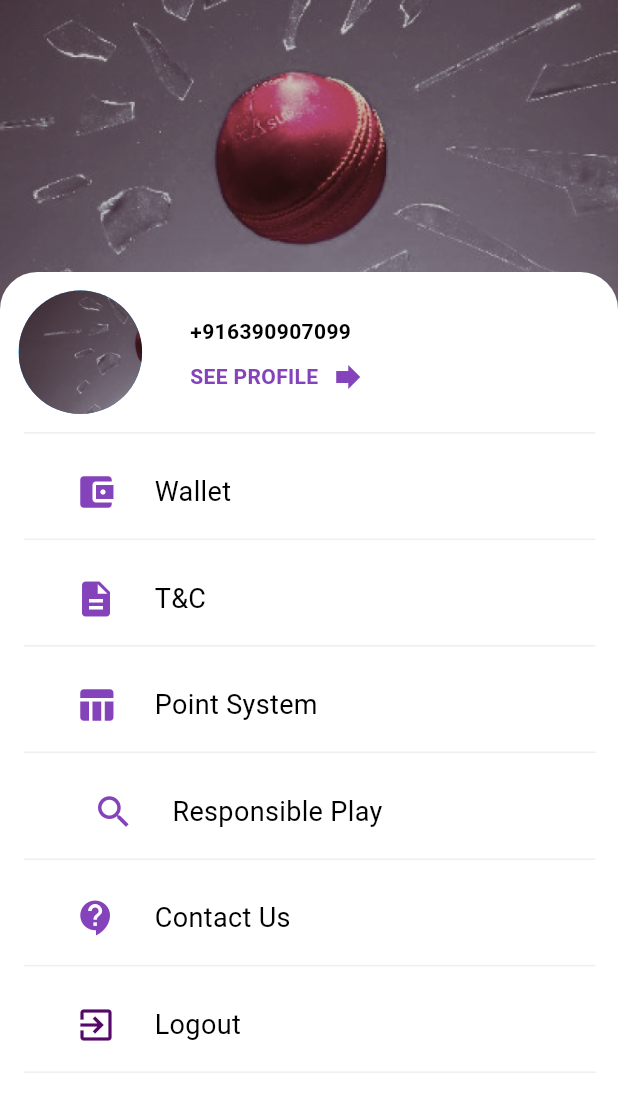
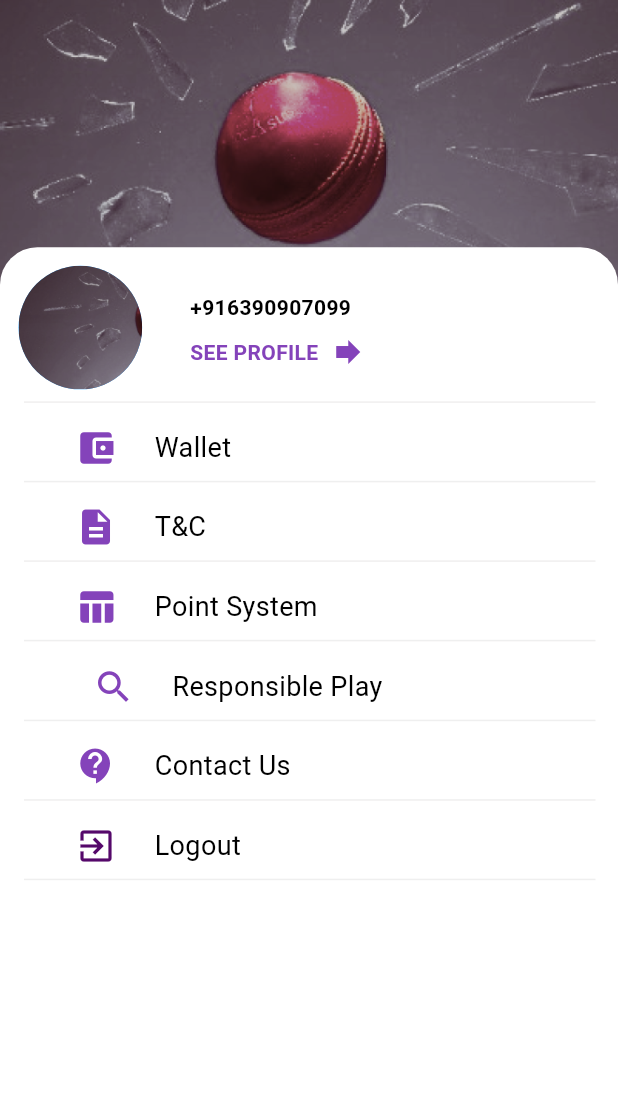
Before and after one commit to ajay943/Football, a Flutter app: the SideNavbar screen opened directly, on a phone screen of 412 x 824 dp. Shown: the top 1112 px of the screen. Run offline on Flutter 3.47's test engine with Material 3 defaults, Android fonts, the phone set to English and light mode, and no system bars; our stand-ins replace accordion, cached_network_image, carousel_slider, flutter_screenutil, fluttertoast, font_awesome_flutter and 5 more; missing offline and left inert: loader_skeleton, onesignal_flutter, pixel_perfect, razorpay_flutter, upi_india; accounts and stored records are empty.

Commit message:
new update

```diff
--- a/lib/views/sidenavbar.dart
+++ b/lib/views/sidenavbar.dart
@@ -36,7 +36,7 @@ class _SideNavbarState extends State<SideNavbar> {
                   ),
                 ),
                 Positioned(
-                  top: MediaQuery.of(context).size.height * 0.22,
+                  top: MediaQuery.of(context).size.height * 0.20,
                   left: MediaQuery.of(context).size.width * 0.00,
                   right: MediaQuery.of(context).size.width * 0.00,
                   child: Container(
@@ -126,7 +126,7 @@ class _SideNavbarState extends State<SideNavbar> {
                             ),
                           ],
                         ),
-                        SizedBox(height: 5.0),
+                        SizedBox(height: 1.0),
                         Divider(
                           color: const Color.fromARGB(221, 237, 236, 236),
                           thickness: 1.0,
@@ -134,7 +134,7 @@ class _SideNavbarState extends State<SideNavbar> {
                           indent: 16.0,
                           endIndent: 15.0,
                         ),
-                        SizedBox(height: 10.0),
+                        SizedBox(height: 1.0),
                         InkWell(
                           onTap: () {
                             Navigator.push(
@@ -167,7 +167,7 @@ class _SideNavbarState extends State<SideNavbar> {
                             ),
                           ),
                         ),
-                        SizedBox(height: 10.0),
+                        SizedBox(height: 1.0),
                         Divider(
                           color: const Color.fromARGB(221, 237, 236, 236),
                           thickness: 1.0,
@@ -175,7 +175,7 @@ class _SideNavbarState extends State<SideNavbar> {
                           indent: 16.0,
                           endIndent: 15.0,
                         ),
-                        SizedBox(height: 10.0),
+                        SizedBox(height: 1.0),
                         InkWell(
                           onTap: () {
                             Navigator.push(
@@ -207,7 +207,7 @@ class _SideNavbarState extends State<SideNavbar> {
                             ),
                           ),
                         ),
-                        SizedBox(height: 10.0),
+                        SizedBox(height: 1.0),
                         Divider(
                           color: const Color.fromARGB(221, 237, 236, 236),
                           thickness: 1.0,
@@ -215,7 +215,7 @@ class _SideNavbarState extends State<SideNavbar> {
                           indent: 16.0,
                           endIndent: 15.0,
                         ),
-                        SizedBox(height: 10.0),
+                        SizedBox(height: 1.0),
                         InkWell(
                           onTap: () {
                             Navigator.push(
@@ -247,7 +247,7 @@ class _SideNavbarState extends State<SideNavbar> {
                             ),
                           ),
                         ),
-                        SizedBox(height: 10.0),
+                        SizedBox(height: 1.0),
                         Divider(
                           color: const Color.fromARGB(221, 237, 236, 236),
                           thickness: 1.0,
@@ -255,7 +255,7 @@ class _SideNavbarState extends State<SideNavbar> {
                           indent: 16.0,
                           endIndent: 15.0,
                         ),
-                        SizedBox(height: 10.0),
+                        SizedBox(height: 1.0),
                         InkWell(
                           onTap: () {
                             Navigator.push(
@@ -290,7 +290,7 @@ class _SideNavbarState extends State<SideNavbar> {
                             ),
                           ),
                         ),
-                        SizedBox(height: 10.0),
+                        SizedBox(height: 1.0),
                         Divider(
                           color: const Color.fromARGB(221, 237, 236, 236),
                           thickness: 1.0,
@@ -298,7 +298,7 @@ class _SideNavbarState extends State<SideNavbar> {
                           indent: 16.0,
                           endIndent: 15.0,
                         ),
-                        SizedBox(height: 10.0),
+                        SizedBox(height: 1.0),
                         InkWell(
                           onTap: () {
                             Navigator.push(
@@ -330,7 +330,7 @@ class _SideNavbarState extends State<SideNavbar> {
                             ),
                           ),
                         ),
-                        SizedBox(height: 10.0),
+                        SizedBox(height: 1.0),
                         Divider(
                           color: const Color.fromARGB(221, 237, 236, 236),
                           thickness: 1.0,
@@ -338,7 +338,7 @@ class _SideNavbarState extends State<SideNavbar> {
                           indent: 16.0,
                           endIndent: 15.0,
                         ),
-                        SizedBox(height: 10.0),
+                        SizedBox(height: 1.0),
                         InkWell(
                           onTap: () {
                             Navigator.push(
@@ -370,7 +370,7 @@ class _SideNavbarState extends State<SideNavbar> {
                             ),
                           ),
                         ),
-                        SizedBox(height: 10.0),
+                        SizedBox(height: 1.0),
                         Divider(
                           color: const Color.fromARGB(221, 237, 236, 236),
                           thickness: 1.0,
```
Also changed, not shown: lib/views/captain&vicecaptain.dart (+14 -14 lines), lib/views/multiple.dart (+14 -14 lines), lib/views/playercards.dart (+17 -17 lines).
